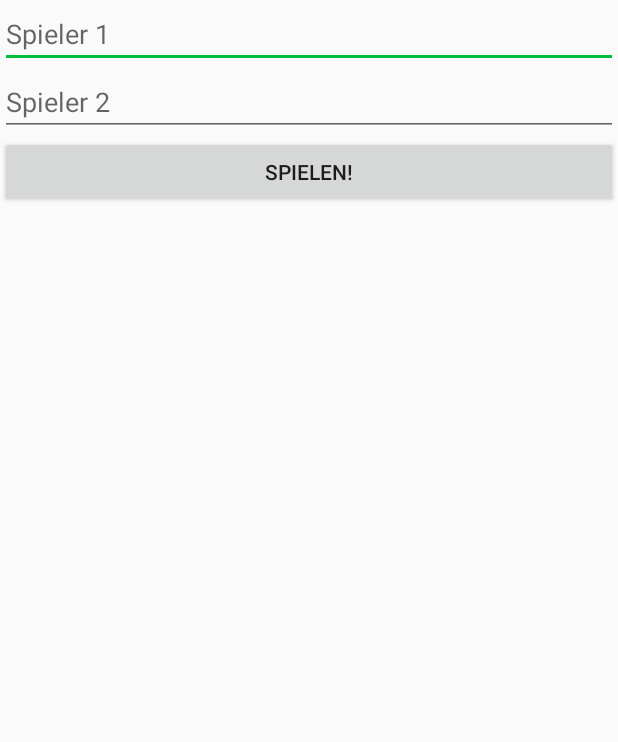
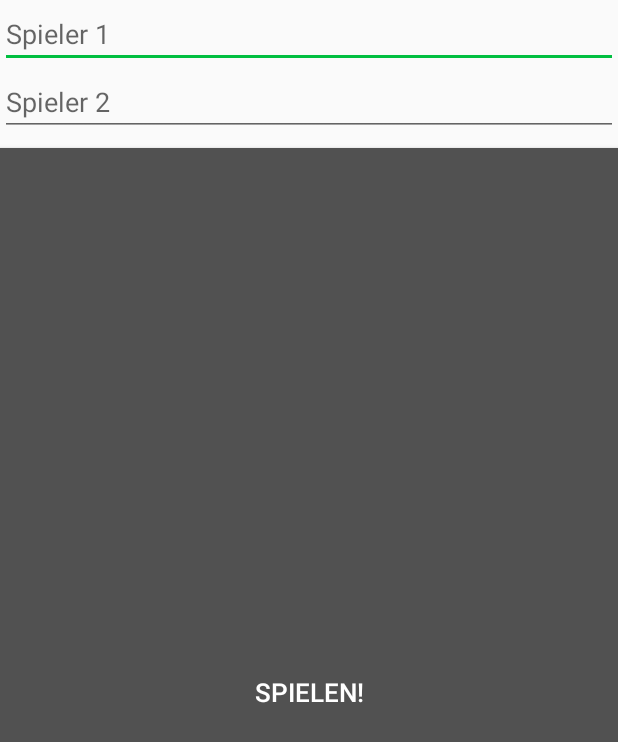
Before and after one commit to AndyGettingAn/DartPointCounter, an Android app: the layout fragment_counter.xml on its own in the app's theme, with its tools: preview values and no code run, on a phone screen of 412 x 824 dp. Shown: the top 742 px of the screen. Run offline under Robolectric (Android 15) with nearby library versions, the phone set to English and light mode, and no system bars.

Commit message:
Backpress, Edittext und Namen

```diff
--- a/app/src/main/java/com/example/cip/myapplication/CounterFragment.java
+++ b/app/src/main/java/com/example/cip/myapplication/CounterFragment.java
@@ -4,7 +4,6 @@ package com.example.cip.myapplication;
 import android.os.Bundle;
 import android.support.annotation.Nullable;
 import android.support.v4.app.DialogFragment;
-import android.support.v4.app.FragmentManager;
 import android.view.LayoutInflater;
 import android.view.View;
 import android.view.ViewGroup;
@@ -39,7 +38,7 @@ public class CounterFragment extends DialogFragment implements View.OnClickListe
         super.onViewCreated(view, savedInstanceState);
         p1Name = (EditText) view.findViewById(R.id.frg_counter_p1);
         p2Name = (EditText) view.findViewById(R.id.frg_counter_p2);
-        Button btn = (Button) view.findViewById(R.id.frg_counter_button);
+        Button btn = (Button) view.findViewById(R.id.frg_counter_btn);
         Bundle bundle = getArguments();
         p1Name.setText(bundle.getString("p1Name"));
         p2Name.setText(bundle.getString("p2Name"));
--- a/app/src/main/java/com/example/cip/myapplication/Statistic.java
+++ b/app/src/main/java/com/example/cip/myapplication/Statistic.java
@@ -34,8 +34,8 @@ public class Statistic extends AppCompatActivity {
                 String gameContent = list.get(position).getNoteContent();
                 int gameId = list.get(position).getNoteId();
                 FragmentManager fm = getSupportFragmentManager();
-                GameHistoryFragment historyFragment = GameHistoryFragment.newInstance(gameTitle, gameContent, gameId);
-                historyFragment.show(fm, "fragment_game_history");
+                StatisticFragment statisticFragment = StatisticFragment.newInstance(gameTitle, gameContent, gameId);
+                statisticFragment.show(fm, "statistic_fragment");
             }
         });
     }
--- a/app/src/main/res/layout/fragment_counter.xml
+++ b/app/src/main/res/layout/fragment_counter.xml
@@ -16,7 +16,9 @@
             android:layout_height="wrap_content"
             android:ems="10"
             android:hint="@string/fragment_counter_p1"
-            android:inputType="textPersonName" />
+            android:inputType="textPersonName"
+            android:maxLength="8"
+            android:digits="abcdefghijklmnopqrstuvwxyzABCDEFGHIJKLMNOPQRSTUVWXYZ1234567890"/>
 
         <EditText
             android:id="@+id/frg_counter_p2"
@@ -24,13 +26,21 @@
             android:layout_height="wrap_content"
             android:ems="10"
             android:hint="@string/fragment_counter_p2"
-            android:inputType="textPersonName" />
+            android:inputType="textPersonName"
+            android:maxLength="8"
+            android:digits="abcdefghijklmnopqrstuvwxyzABCDEFGHIJKLMNOPQRSTUVWXYZ1234567890"/>
 
         <Button
-            android:id="@+id/frg_counter_button"
+            android:id="@+id/frg_counter_btn"
             android:layout_width="match_parent"
             android:layout_height="wrap_content"
-            android:text="@string/fragment_counter_btn" />
+            android:layout_weight="3"
+            android:layout_marginTop="@dimen/margin_small"
+            android:text="@string/fragment_counter_btn"
+            android:background="@color/colorDarkGrey"
+            android:textColor="@android:color/white"
+            android:textSize="@dimen/player_name_text_size"/>
+
     </LinearLayout>
 
 </FrameLayout>
--- a/app/src/main/res/layout/fragment_game_history.xml
+++ b/app/src/main/res/layout/fragment_game_history.xml
@@ -5,7 +5,7 @@
     android:layout_width="match_parent"
     android:layout_height="match_parent"
     android:id="@+id/fragment_game_history"
-    tools:context="com.example.cip.myapplication.GameHistoryFragment">
+    tools:context="com.example.cip.myapplication.StatisticFragment">
 
 
     <android.support.constraint.ConstraintLayout
```
Also changed, not shown: app/src/main/java/com/example/cip/myapplication/PointsCounter.java (+14 -1 lines), app/src/main/java/com/example/cip/myapplication/StatisticFragment.java (renamed from app/src/main/java/com/example/cip/myapplication/GameHistoryFragment.java, +4 -4 lines), app/src/main/ic_logo-web.png (added).
